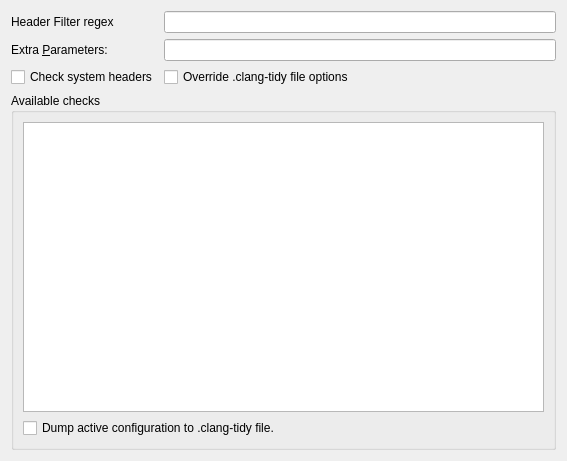
The window that src/config/ui/perprojectconfig.ui (CarlosNihelton/kdev-clang-tidy) describes before a commit, drawn with Qt 5.
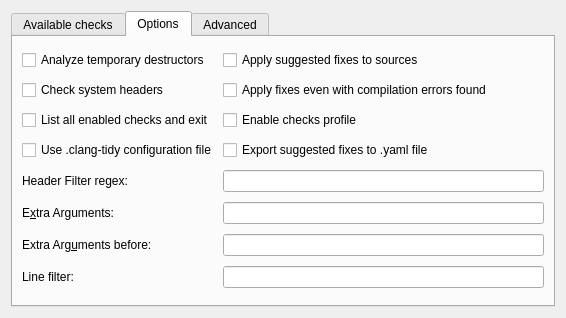
The same window after the commit. The open tabs and pages were chosen to show the change.

Commit message: Advanced towards KConfigSkeleton and improved UI. There is a bug, though, causing most of the parameters to be lost from the UI to the Job. This issue will be corrected when implemented the class Parameters which will hold an instance of PerProjectSettings and will help composing job command line. After that we will be able to remove ConfigGroup, massively used in Plugin class.

Patch:
```diff
--- a/src/config/ui/perprojectconfig.ui
+++ b/src/config/ui/perprojectconfig.ui
@@ -6,21 +6,38 @@
    <rect>
     <x>0</x>
     <y>0</y>
-    <width>567</width>
-    <height>461</height>
+    <width>566</width>
+    <height>318</height>
    </rect>
   </property>
-  <layout class="QGridLayout" name="gridLayout_2">
-   <item row="5" column="0" colspan="2">
-    <widget class="QGroupBox" name="checkListGroupBox">
-     <property name="toolTip">
-      <string>Enable additional checks</string>
+  <layout class="QVBoxLayout" name="verticalLayout">
+   <item>
+    <widget class="QTabWidget" name="tabWidget">
+     <property name="sizePolicy">
+      <sizepolicy hsizetype="Preferred" vsizetype="Preferred">
+       <horstretch>0</horstretch>
+       <verstretch>0</verstretch>
+      </sizepolicy>
      </property>
-     <property name="title">
-      <string>Available checks </string>
+     <property name="currentIndex">
+      <number>0</number>
      </property>
+     <property name="documentMode">
+      <bool>false</bool>
+     </property>
+     <widget class="QWidget" name="tab_checks">
+      <attribute name="title">
+       <string>Available checks</string>
+      </attribute>
      <layout class="QGridLayout" name="gridLayout">
       <item row="0" column="0">
+        <widget class="QCheckBox" name="kcfg_DumpConfigToFile">
+         <property name="text">
+          <string>Dump active configuration to .clang-tidy file.</string>
+         </property>
+        </widget>
+       </item>
+       <item row="1" column="0">
        <widget class="QListView" name="checkListView">
         <property name="editTriggers">
          <set>QAbstractItemView::NoEditTriggers</set>
@@ -33,59 +50,183 @@
         </property>
        </widget>
       </item>
-      <item row="1" column="0">
-       <widget class="QCheckBox" name="dumpCheckBox">
-        <property name="text">
-         <string>Dump active configuration to .clang-tidy file.</string>
-        </property>
-       </widget>
-      </item>
-     </layout>
+      </layout>
+     </widget>
+     <widget class="QWidget" name="tab_options">
+      <property name="sizePolicy">
+       <sizepolicy hsizetype="Expanding" vsizetype="Expanding">
+        <horstretch>0</horstretch>
+        <verstretch>0</verstretch>
+       </sizepolicy>
+      </property>
+      <attribute name="title">
+       <string>Options</string>
+      </attribute>
+      <layout class="QGridLayout" name="gridLayout_2">
+       <item row="0" column="0">
+        <widget class="QCheckBox" name="kcfg_AnaliseTempDtors">
+         <property name="text">
+          <string>Analyze temporary destructors</string>
+         </property>
+        </widget>
+       </item>
+       <item row="0" column="1">
+        <widget class="QCheckBox" name="kcfg_AutoFix">
+         <property name="text">
+          <string>Apply suggested fixes to sources</string>
+         </property>
+        </widget>
+       </item>
+       <item row="1" column="0">
+        <widget class="QCheckBox" name="kcfg_CheckSystemHeaders">
+         <property name="layoutDirection">
+          <enum>Qt::LeftToRight</enum>
+         </property>
+         <property name="text">
+          <string>Check system headers</string>
+         </property>
     </widget>
    </item>
    <item row="1" column="1">
-    <widget class="QLineEdit" name="clangTidyParameters">
-     <property name="toolTip">
-      <string>&lt;html&gt;&lt;head/&gt;&lt;body&gt;&lt;p&gt;Additional command line options to pass to clang-tidy.&lt;/p&gt;&lt;/body&gt;&lt;/html&gt;</string>
+        <widget class="QCheckBox" name="kcfg_AutoFixError">
+         <property name="text">
+          <string>Apply fixes even with compilation errors found</string>
      </property>
     </widget>
    </item>
-   <item row="1" column="0">
-    <widget class="QLabel" name="label_3">
+       <item row="2" column="0">
+        <widget class="QCheckBox" name="kcfg_ListChecks">
      <property name="text">
-      <string>Extra &amp;Parameters:</string>
-     </property>
-     <property name="buddy">
-      <cstring>clangTidyParameters</cstring>
+          <string>List all enabled checks and exit</string>
+         </property>
+        </widget>
+       </item>
+       <item row="2" column="1">
+        <widget class="QCheckBox" name="kcfg_EnableChecksProfile">
+         <property name="text">
+          <string>Enable checks profile</string>
      </property>
     </widget>
    </item>
-   <item row="0" column="1">
-    <widget class="QLineEdit" name="headerFilterText">
-     <property name="toolTip">
-      <string>&lt;html&gt;&lt;head/&gt;&lt;body&gt;&lt;p&gt;Regular expression matching the names of the headers to output diagnostics from. Diagnostics from the main file of each translation unit are always displayed. Can be used together with -line-filter. This option overrides the value read from a .clang-tidy file.&lt;/p&gt;&lt;/body&gt;&lt;/html&gt;</string>
+       <item row="3" column="0">
+        <widget class="QCheckBox" name="kcfg_UseConfigFile">
+         <property name="text">
+          <string>Use .clang-tidy configuration file</string>
+         </property>
+        </widget>
+       </item>
+       <item row="3" column="1">
+        <widget class="QCheckBox" name="kcfg_ExportFixes">
+         <property name="text">
+          <string>Export suggested fixes to .yaml file</string>
      </property>
     </widget>
    </item>
    <item row="4" column="0">
-    <widget class="QCheckBox" name="sysHeadersCheckBox">
+        <widget class="QLabel" name="label_5">
      <property name="text">
-      <string>Check system headers</string>
+          <string>Header Filter regex: </string>
      </property>
     </widget>
    </item>
    <item row="4" column="1">
-    <widget class="QCheckBox" name="overrideConfigFileCheckBox">
+        <widget class="QLineEdit" name="kcfg_HeaderFilter">
+         <property name="sizePolicy">
+          <sizepolicy hsizetype="Expanding" vsizetype="Fixed">
+           <horstretch>0</horstretch>
+           <verstretch>0</verstretch>
+          </sizepolicy>
+         </property>
+         <property name="toolTip">
+          <string>&lt;html&gt;&lt;head/&gt;&lt;body&gt;&lt;p&gt;Regular expression matching the names of the headers to output diagnostics from. Diagnostics from the main file of each translation unit are always displayed. Can be used together with -line-filter. This option overrides the value read from a .clang-tidy file.&lt;/p&gt;&lt;/body&gt;&lt;/html&gt;</string>
+         </property>
+        </widget>
+       </item>
+       <item row="5" column="0">
+        <widget class="QLabel" name="label_6">
      <property name="text">
-      <string>Override .clang-tidy file options</string>
-     </property>
-    </widget>
-   </item>
+          <string>E&amp;xtra Arguments:</string>
+         </property>
+         <property name="buddy">
+          <cstring>kcfg_ExtraArgs</cstring>
+         </property>
+        </widget>
+       </item>
+       <item row="5" column="1">
+        <widget class="QLineEdit" name="kcfg_ExtraArgs">
+         <property name="toolTip">
+          <string>&lt;html&gt;&lt;head/&gt;&lt;body&gt;&lt;p&gt;&lt;span style=&quot; font-family:'monospace'; color:#000000; background-color:#ffffff;&quot;&gt;Additional argument to append to the compiler command line.&lt;/span&gt;&lt;/p&gt;&lt;/body&gt;&lt;/html&gt;</string>
+         </property>
+        </widget>
+       </item>
+       <item row="6" column="0">
+        <widget class="QLabel" name="label_7">
+         <property name="text">
+          <string>Extra Arg&amp;uments before: </string>
+         </property>
+         <property name="buddy">
+          <cstring>kcfg_ExtraArgs</cstring>
+         </property>
+        </widget>
+       </item>
+       <item row="6" column="1">
+        <widget class="QLineEdit" name="kcfg_ExtraArgsBefore">
+         <property name="toolTip">
+          <string>&lt;html&gt;&lt;head/&gt;&lt;body&gt;&lt;p&gt;&lt;span style=&quot; font-family:'monospace'; color:#000000; background-color:#ffffff;&quot;&gt;Additional argument to prepend to the compiler command line.&lt;/span&gt;&lt;/p&gt;&lt;/body&gt;&lt;/html&gt;</string>
+         </property>
+        </widget>
+       </item>
+       <item row="7" column="0">
+        <widget class="QLabel" name="label_8">
+         <property name="text">
+          <string>Line filter: </string>
+         </property>
+        </widget>
+       </item>
+       <item row="7" column="1">
+        <widget class="QLineEdit" name="kcfg_LineFilter">
+         <property name="toolTip">
+          <string>&lt;html&gt;&lt;head/&gt;&lt;body&gt;&lt;p&gt;&lt;span style=&quot; font-family:'monospace'; color:#000000; background-color:#ffffff;&quot;&gt;List of files with line ranges to filter the &lt;/span&gt;&lt;span style=&quot; font-family:'monospace';&quot;&gt;warnings.&lt;/span&gt;&lt;/p&gt;&lt;/body&gt;&lt;/html&gt;</string>
+         </property>
+        </widget>
+       </item>
+      </layout>
+     </widget>
+     <widget class="QWidget" name="tab_advanced">
+      <property name="sizePolicy">
+       <sizepolicy hsizetype="Expanding" vsizetype="Expanding">
+        <horstretch>0</horstretch>
+        <verstretch>0</verstretch>
+       </sizepolicy>
+      </property>
+      <attribute name="title">
+       <string>Advanced</string>
+      </attribute>
+      <layout class="QFormLayout" name="formLayout_3">
    <item row="0" column="0">
     <widget class="QLabel" name="label">
      <property name="text">
-      <string>Header Filter regex</string>
-     </property>
+          <string>Checks:</string>
+         </property>
+        </widget>
+       </item>
+       <item row="0" column="1">
+        <widget class="QLineEdit" name="kcfg_EnabledChecks">
+         <property name="enabled">
+          <bool>true</bool>
+         </property>
+         <property name="font">
+          <font>
+           <kerning>true</kerning>
+          </font>
+         </property>
+         <property name="toolTip">
+          <string>&lt;html&gt;&lt;head/&gt;&lt;body&gt;&lt;p&gt;Editable list of checks as supported by clang-tidy command-line. Use this only if its convenient enough.&lt;/p&gt;&lt;/body&gt;&lt;/html&gt;</string>
+         </property>
+        </widget>
+       </item>
+      </layout>
+     </widget>
     </widget>
    </item>
   </layout>
```
Left out of the diff: 19 changed lines with no effect on the pictures. Lines whose indentation alone changed are shown as unchanged. The commit also changes 19 other files.
